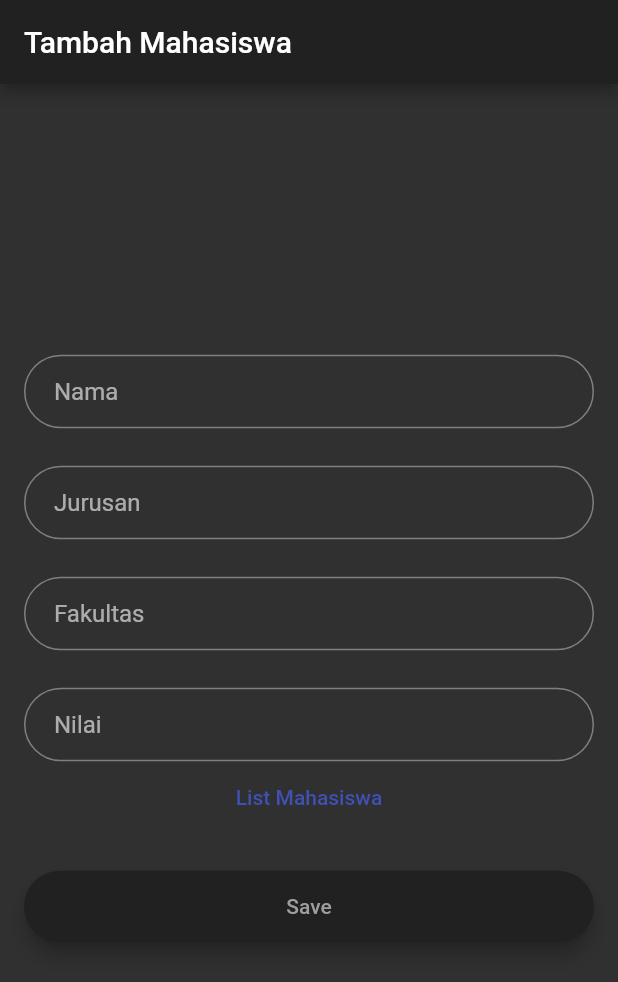
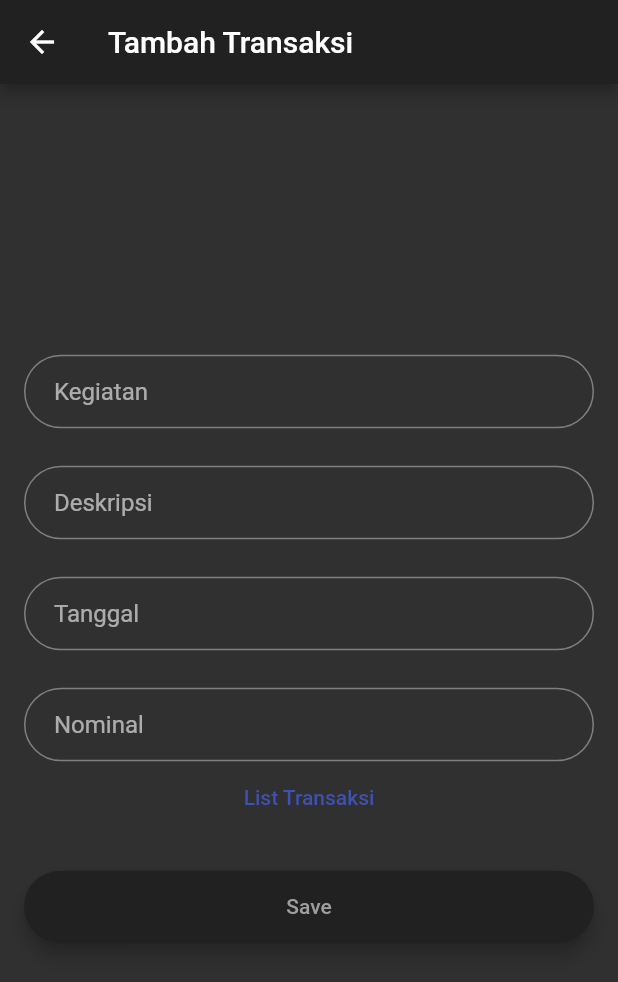
Before and after one commit to zeroin51/utsdavid, a Flutter app: the AddPage screen opened directly, on a phone screen of 412 x 824 dp. Shown: the top 982 px of the screen. Run offline on Flutter 3.47's test engine with Material 2 defaults, Android fonts, the phone set to English and light mode, and no system bars; our stand-ins replace cloud_firestore, firebase_core; accounts and stored records are empty.

Commit message:
CRUD Flutter Transaksi

```diff
--- a/lib/main.dart
+++ b/lib/main.dart
@@ -2,6 +2,7 @@
 import 'package:utsdavid/page/addpage.dart';
 import 'package:flutter/material.dart';
 import 'package:firebase_core/firebase_core.dart';
+import 'package:utsdavid/page/homepage.dart';
 
 void main() async {
   WidgetsFlutterBinding.ensureInitialized();
@@ -19,7 +20,7 @@
         primarySwatch: Colors.indigo,
         brightness: Brightness.dark,
       ),
-      home: AddPage(),
+      home: HomePage(),
     );
   }
 }
--- a/lib/models/mahasiswa.dart
+++ /dev/null
@@ -1,9 +0,0 @@
-class Mahasiswa {
-  String? uid;
-  String? nama;
-  String? jurusan;
-  String? fakultas;
-  String? nilai;
-
-  Mahasiswa({this.uid,this.nama,this.jurusan,this.fakultas,this.nilai});
-}
--- /dev/null
+++ b/lib/models/transaksi.dart
@@ -0,0 +1,9 @@
+class Transaksi {
+  String? uid;
+  String? kegiatan;
+  String? deskripsi;
+  String? tanggal;
+  String? nominal;
+
+  Transaksi({this.uid,this.kegiatan,this.deskripsi,this.tanggal,this.nominal});
+}
--- a/lib/page/addpage.dart
+++ b/lib/page/addpage.dart
@@ -12,17 +12,17 @@
 }
 
 class _AddPage extends State<AddPage> {
-  final _nama = TextEditingController();
-  final _jurusan = TextEditingController();
-  final _fakultas = TextEditingController();
-  final _nilai = TextEditingController();
+  final _kegiatan = TextEditingController();
+  final _deskripsi = TextEditingController();
+  final _tanggal = TextEditingController();
+  final _nominal = TextEditingController();
 
   final GlobalKey<FormState> _formKey = GlobalKey<FormState>();
 
   @override
   Widget build(BuildContext context) {
-    final namaField = TextFormField(
-        controller: _nama,
+    final kegiatanField = TextFormField(
+        controller: _kegiatan,
         autofocus: false,
         validator: (value) {
           if (value == null || value.trim().isEmpty) {
@@ -31,11 +31,11 @@
         },
         decoration: InputDecoration(
             contentPadding: const EdgeInsets.fromLTRB(20.0, 15.0, 20.0, 15.0),
-            hintText: "Nama",
+            hintText: "Kegiatan",
             border:
                 OutlineInputBorder(borderRadius: BorderRadius.circular(32.0))));
-    final jurusanField = TextFormField(
-        controller: _jurusan,
+    final deskripsiField = TextFormField(
+        controller: _deskripsi,
         autofocus: false,
         validator: (value) {
           if (value == null || value.trim().isEmpty) {
@@ -44,11 +44,11 @@
         },
         decoration: InputDecoration(
             contentPadding: const EdgeInsets.fromLTRB(20.0, 15.0, 20.0, 15.0),
-            hintText: "Jurusan",
+            hintText: "Deskripsi",
             border:
                 OutlineInputBorder(borderRadius: BorderRadius.circular(32.0))));
-    final fakultasField = TextFormField(
-        controller: _fakultas,
+    final tanggalField = TextFormField(
+        controller: _tanggal,
         autofocus: false,
         validator: (value) {
           if (value == null || value.trim().isEmpty) {
@@ -57,12 +57,12 @@
         },
         decoration: InputDecoration(
             contentPadding: const EdgeInsets.fromLTRB(20.0, 15.0, 20.0, 15.0),
-            hintText: "Fakultas",
+            hintText: "Tanggal",
             border:
                 OutlineInputBorder(borderRadius: BorderRadius.circular(32.0))));
 
-    final nilaiField = TextFormField(
-        controller: _nilai,
+    final nominalField = TextFormField(
+        controller: _nominal,
         autofocus: false,
         validator: (value) {
           if (value == null || value.trim().isEmpty) {
@@ -71,7 +71,7 @@
         },
         decoration: InputDecoration(
             contentPadding: const EdgeInsets.fromLTRB(20.0, 15.0, 20.0, 15.0),
-            hintText: "Nilai",
+            hintText: "Nominal",
             border:
                 OutlineInputBorder(borderRadius: BorderRadius.circular(32.0))));
 
@@ -85,7 +85,7 @@
             (route) => false, //To disable back feature set to false
           );
         },
-        child: const Text('List Mahasiswa'));
+        child: const Text('List Transaksi'));
 
     final SaveButon = Material(
       elevation: 5.0,
@@ -96,11 +96,11 @@
         padding: const EdgeInsets.fromLTRB(20.0, 15.0, 20.0, 15.0),
         onPressed: () async {
           if (_formKey.currentState!.validate()) {
-            var response = await FirebaseCrud.addMahasiswa(
-                nama: _nama.text,
-                jurusan: _jurusan.text,
-                fakultas: _fakultas.text,
-                nilai: _nilai.text);
+            var response = await FirebaseCrud.addTransaksi(
+                kegiatan: _kegiatan.text,
+                deskripsi: _deskripsi.text,
+                tanggal: _tanggal.text,
+                nominal: _nominal.text);
             if (response.code != 200) {
               showDialog(
                   context: context,
@@ -131,7 +131,7 @@
     return Scaffold(
       resizeToAvoidBottomInset: false,
       appBar: AppBar(
-        title: const Text('Tambah Mahasiswa'),
+        title: const Text('Tambah Transaksi'),
         backgroundColor: Theme.of(context).primaryColor,
       ),
       body: Column(
@@ -145,13 +145,13 @@
                 crossAxisAlignment: CrossAxisAlignment.center,
                 mainAxisAlignment: MainAxisAlignment.center,
                 children: <Widget>[
-                  namaField,
+                  kegiatanField,
                   const SizedBox(height: 25.0),
-                  jurusanField,
+                  deskripsiField,
                   const SizedBox(height: 25.0),
-                  fakultasField,
+                  tanggalField,
                   const SizedBox(height: 25.0),
-                  nilaiField,
+                  nominalField,
                   viewListbutton,
                   const SizedBox(height: 25.0),
                   SaveButon,
--- a/lib/page/editpage.dart
+++ b/lib/page/editpage.dart
@@ -1,12 +1,13 @@
+import 'package:flutter/foundation.dart';
 import 'package:utsdavid/page/listpage.dart';
 import 'package:flutter/material.dart';
 
-import '../models/mahasiswa.dart';
+import '../models/transaksi.dart';
 import '../services/firebase_crud.dart';
 
 class EditPage extends StatefulWidget {
-final Mahasiswa? mahasiswa;
- EditPage({this.mahasiswa});
+final Transaksi? transaksi;
+ EditPage({this.transaksi});
 
   @override
   State<StatefulWidget> createState() {
@@ -16,10 +17,10 @@
 }
 
 class _EditPage extends State<EditPage> {
-  final _nama = TextEditingController();
-  final _jurusan = TextEditingController();
-  final _fakultas = TextEditingController();
-  final _nilai = TextEditingController();
+  final _kegiatan = TextEditingController();
+  final _deskripsi = TextEditingController();
+  final _tanggal = TextEditingController();
+  final _nominal = TextEditingController();
   final _docid = TextEditingController();
 
 
@@ -28,11 +29,11 @@
 @override
   void initState() {
     // TODO: implement initState
-    _docid.value = TextEditingValue(text: widget.mahasiswa!.uid.toString());
-    _nama.value = TextEditingValue(text: widget.mahasiswa!.nama.toString());
-    _jurusan.value = TextEditingValue(text: widget.mahasiswa!.jurusan.toString());
-    _fakultas.value = TextEditingValue(text: widget.mahasiswa!.fakultas.toString());
-    _nilai.value = TextEditingValue(text: widget.mahasiswa!.nilai.toString());
+    _docid.value = TextEditingValue(text: widget.transaksi!.uid.toString());
+    _kegiatan.value = TextEditingValue(text: widget.transaksi!.kegiatan.toString());
+    _deskripsi.value = TextEditingValue(text: widget.transaksi!.deskripsi.toString());
+    _tanggal.value = TextEditingValue(text: widget.transaksi!.tanggal.toString());
+    _nominal.value = TextEditingValue(text: widget.transaksi!.nominal.toString());
 
   }
 
@@ -46,14 +47,14 @@
         autofocus: false,
         decoration: InputDecoration(
             contentPadding: const EdgeInsets.fromLTRB(20.0, 15.0, 20.0, 15.0),
-            hintText: "Nama",
+            hintText: "Kegiatan",
             border:
                 OutlineInputBorder(borderRadius: BorderRadius.circular(32.0))));
 
 
 
-    final namaField = TextFormField(
-        controller: _nama,
+    final kegiatanField = TextFormField(
+        controller: _kegiatan,
         autofocus: false,
         validator: (value) {
           if (value == null || value.trim().isEmpty) {
@@ -62,11 +63,11 @@
         },
         decoration: InputDecoration(
             contentPadding: const EdgeInsets.fromLTRB(20.0, 15.0, 20.0, 15.0),
-            hintText: "Nama",
+            hintText: "Kegiatan",
             border:
                 OutlineInputBorder(borderRadius: BorderRadius.circular(32.0))));
-    final jurusanField = TextFormField(
-        controller: _jurusan,
+    final deskripsiField = TextFormField(
+        controller: _deskripsi,
         autofocus: false,
         validator: (value) {
           if (value == null || value.trim().isEmpty) {
@@ -75,11 +76,11 @@
         },
         decoration: InputDecoration(
             contentPadding: const EdgeInsets.fromLTRB(20.0, 15.0, 20.0, 15.0),
-            hintText: "Jurusan",
+            hintText: "Deskripsi",
             border:
                 OutlineInputBorder(borderRadius: BorderRadius.circular(32.0))));
-    final fakultasField = TextFormField(
-        controller: _fakultas,
+    final tanggalField = TextFormField(
+        controller: _tanggal,
         autofocus: false,
         validator: (value) {
           if (value == null || value.trim().isEmpty) {
@@ -88,11 +89,11 @@
         },
         decoration: InputDecoration(
             contentPadding: const EdgeInsets.fromLTRB(20.0, 15.0, 20.0, 15.0),
-            hintText: "Fakultas",
+            hintText: "Tanggal",
             border:
                 OutlineInputBorder(borderRadius: BorderRadius.circular(32.0))));
-    final nilaiField = TextFormField(
-        controller: _nilai,
+    final nominalField = TextFormField(
+        controller: _nominal,
         autofocus: false,
         validator: (value) {
           if (value == null || value.trim().isEmpty) {
@@ -101,7 +102,7 @@
         },
         decoration: InputDecoration(
             contentPadding: const EdgeInsets.fromLTRB(20.0, 15.0, 20.0, 15.0),
-            hintText: "Nilai",
+            hintText: "Nominal",
             border:
                 OutlineInputBorder(borderRadius: BorderRadius.circular(32.0))));
 
@@ -115,7 +116,7 @@
             (route) => false, //if you want to disable back feature set to false
           );
         },
-        child: const Text('List Mahasiswa'));
+        child: const Text('List Transaksi'));
 
     final SaveButon = Material(
       elevation: 5.0,
@@ -126,11 +127,11 @@
         padding: const EdgeInsets.fromLTRB(20.0, 15.0, 20.0, 15.0),
         onPressed: () async {
           if (_formKey.currentState!.validate()) {
-            var response = await FirebaseCrud.updateMahasiswa(
-                nama: _nama.text,
-                jurusan: _jurusan.text,
-                fakultas: _fakultas.text,
-                nilai: _nilai.text,
+            var response = await FirebaseCrud.updateTransaksi(
+                kegiatan: _kegiatan.text,
+                deskripsi: _deskripsi.text,
+                tanggal: _tanggal.text,
+                nominal: _nominal.text,
                 docId: _docid.text);
             if (response.code != 200) {
               showDialog(
@@ -178,13 +179,13 @@
                 children: <Widget>[
                   DocIDField,
                   const SizedBox(height: 25.0),
-                  namaField,
+                  kegiatanField,
                   const SizedBox(height: 25.0),
-                  jurusanField,
+                  deskripsiField,
                   const SizedBox(height: 25.0),
-                  fakultasField,
+                  tanggalField,
                   const SizedBox(height: 25.0),
-                  nilaiField,
+                  nominalField,
                   viewListbutton,
                   const SizedBox(height: 35.0),
                   SaveButon,
--- /dev/null
+++ b/lib/page/homepage.dart
@@ -0,0 +1,42 @@
+import 'package:flutter/material.dart';
+import 'package:utsdavid/page/addpage.dart';
+
+
+class HomePage extends StatefulWidget {
+  @override
+  _HomePageState createState() => _HomePageState();
+}
+
+class _HomePageState extends State<HomePage> {
+  // You can define your CRUD operations and manage data here.
+
+  @override
+  Widget build(BuildContext context) {
+    return Scaffold(
+      appBar: AppBar(
+        title: Text('CRUD App Homepage'),
+        actions: <Widget>[
+          IconButton(
+            icon: Icon(
+              Icons.app_registration,
+              color: Colors.white,
+            ),
+            onPressed: () {
+              Navigator.pushAndRemoveUntil<dynamic>(
+                context,
+                MaterialPageRoute<dynamic>(
+                  builder: (BuildContext context) => AddPage(),
+                ),
+                (route) =>
+                    false, //if you want to disable back feature set to false
+              );
+            },
+          )
+        ],
+      ),
+      body: const Center(
+        child: Text('Selamat Datang di Aplikasi CRUD Transaksi')
+      ),
+    );
+  }
+}
--- a/lib/page/listpage.dart
+++ b/lib/page/listpage.dart
@@ -1,5 +1,5 @@
 import 'package:cloud_firestore/cloud_firestore.dart';
-import 'package:utsdavid/models/mahasiswa.dart';
+import 'package:utsdavid/models/transaksi.dart';
 import 'package:utsdavid/page/addpage.dart';
 import 'package:utsdavid/page/editpage.dart';
 import 'package:flutter/material.dart';
@@ -14,14 +14,14 @@
 }
 
 class _ListPage extends State<ListPage> {
-  final Stream<QuerySnapshot> collectionReference = FirebaseCrud.readMahasiswa();
+  final Stream<QuerySnapshot> collectionReference = FirebaseCrud.readTransaksi();
   //FirebaseFirestore.instance.collection('Mahasiswa').snapshots();
   @override
   Widget build(BuildContext context) {
     return Scaffold(
       resizeToAvoidBottomInset: false,
       appBar: AppBar(
-        title: const Text("List Mahasiswa"),
+        title: const Text("List Transaksi"),
         backgroundColor: Theme.of(context).primaryColor,
         actions: <Widget>[
           IconButton(
@@ -53,16 +53,16 @@
                   return Card(
                       child: Column(children: [
                     ListTile(
-                      title: Text(e["nama"]),
+                      title: Text(e["kegiatan"]),
                       subtitle: Container(
                         child: (Column(
                           crossAxisAlignment: CrossAxisAlignment.start,
                           children: <Widget>[
-                            Text("Jurusan: " + e['jurusan'],
+                            Text("Deskripsi: " + e['deskripsi'],
                                 style: const TextStyle(fontSize: 14)),
-                            Text("Fakultas: " + e['fakultas'],
+                            Text("Tanggal: " + e['tanggal'],
                                 style: const TextStyle(fontSize: 12)),
-                            Text("Nilai: " + e['nilai'],
+                            Text("Nominal: " + e['nominal'],
                                 style: const TextStyle(fontSize: 12)),
                           ],
                         )),
@@ -83,12 +83,12 @@
                               context,
                               MaterialPageRoute<dynamic>(
                                 builder: (BuildContext context) => EditPage(
-                                  mahasiswa: Mahasiswa(
+                                  transaksi: Transaksi(
                                       uid: e.id,
-                                      nama: e["nama"],
-                                      jurusan: e["jurusan"],
-                                      fakultas: e["fakultas"],
-                                      nilai: e["nilai"]),
+                                      kegiatan: e["kegiatan"],
+                                      deskripsi: e["deskripsi"],
+                                      tanggal: e["tanggal"],
+                                      nominal: e["nominal"]),
                                 ),
                               ),
                               (route) =>
@@ -105,7 +105,7 @@
                           child: const Text('Delete'),
                           onPressed: () async {
                             var response =
-                                await FirebaseCrud.deleteMahasiswa(docId: e.id);
+                                await FirebaseCrud.deleteTransaksi(docId: e.id);
                             if (response.code != 200) {
                               showDialog(
                                   context: context,
--- a/lib/services/firebase_crud.dart
+++ b/lib/services/firebase_crud.dart
@@ -2,15 +2,15 @@
 import '../models/response.dart';
 
 final FirebaseFirestore _firestore = FirebaseFirestore.instance;
-final CollectionReference _Collection = _firestore.collection('Mahasiswa');
+final CollectionReference _Collection = _firestore.collection('Transaksi');
 
 class FirebaseCrud {
 //CRUD method here
-  static Future<Response> addMahasiswa({
-    required String nama,
-    required String jurusan,
-    required String fakultas,
-    required String nilai,
+  static Future<Response> addTransaksi({
+    required String kegiatan,
+    required String deskripsi,
+    required String tanggal,
+    required String nominal,
   }) async {
 
     Response response = Response();
@@ -18,10 +18,10 @@
         _Collection.doc();
 
     Map<String, dynamic> data = <String, dynamic>{
-      "nama": nama,
-      "jurusan": jurusan,
-      "fakultas" : fakultas,
-      "nilai" : nilai
+      "kegiatan": kegiatan,
+      "deskripsi": deskripsi,
+      "tanggal" : tanggal,
+      "nominal" : nominal
     };
 
     var result = await documentReferencer
@@ -38,18 +38,18 @@
         return response;
   }
 
-  static Stream<QuerySnapshot> readMahasiswa() {
+  static Stream<QuerySnapshot> readTransaksi() {
     CollectionReference notesItemCollection =
         _Collection;
 
     return notesItemCollection.snapshots();
   }
 
-  static Future<Response> updateMahasiswa({
-    required String nama,
-    required String jurusan,
-    required String fakultas,
-    required String nilai,
+  static Future<Response> updateTransaksi({
+    required String kegiatan,
+    required String deskripsi,
+    required String tanggal,
+    required String nominal,
     required String docId,
   }) async {
     Response response = Response();
@@ -57,17 +57,17 @@
         _Collection.doc(docId);
 
     Map<String, dynamic> data = <String, dynamic>{
-      "nama": nama,
-      "jurusan": jurusan,
-      "fakultas" : fakultas,
-      "nilai" : nilai
+      "kegiatan": kegiatan,
+      "deskripsi": deskripsi,
+      "tanggal" : tanggal,
+      "nominal" : nominal
     };
 
     await documentReferencer
         .update(data)
         .whenComplete(() {
            response.code = 200;
-          response.message = "Update Mahasiswa Sukses";
+          response.message = "Update Transaksi Sukses";
         })
         .catchError((e) {
             response.code = 500;
@@ -77,7 +77,7 @@
         return response;
   }
 
-  static Future<Response> deleteMahasiswa({
+  static Future<Response> deleteTransaksi({
     required String docId,
   }) async {
      Response response = Response();
@@ -88,7 +88,7 @@
         .delete()
         .whenComplete((){
           response.code = 200;
-          response.message = "Data Mahasiswa Telah Dihapus";
+          response.message = "Data Transaksi Telah Dihapus";
         })
         .catchError((e) {
            response.code = 500;
```
